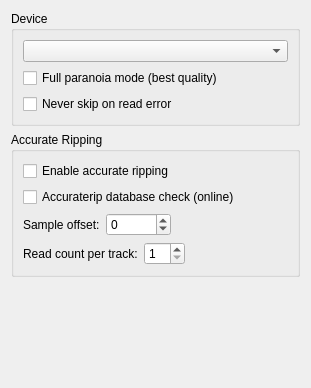
Qt form widgets/devicewidgetUI.ui (KDE/audex) before a commit.
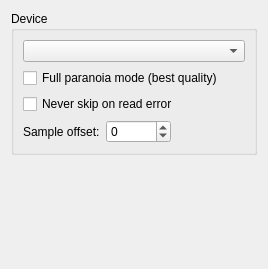
The same form after that commit. Custom widgets are drawn as their Qt base class.

What changed in the file:
```diff
--- a/widgets/devicewidgetUI.ui
+++ b/widgets/devicewidgetUI.ui
@@ -6,14 +6,14 @@
    <rect>
     <x>0</x>
     <y>0</y>
-    <width>311</width>
-    <height>388</height>
+    <width>268</width>
+    <height>269</height>
    </rect>
   </property>
   <property name="windowTitle">
    <string>Form</string>
   </property>
-  <layout class="QGridLayout" name="gridLayout_3">
+  <layout class="QGridLayout" name="gridLayout_2">
    <item row="0" column="0">
     <widget class="QGroupBox" name="groupBox_2">
      <property name="title">
@@ -41,30 +41,7 @@
         </property>
        </widget>
       </item>
-     </layout>
-    </widget>
-   </item>
-   <item row="1" column="0">
-    <widget class="QGroupBox" name="groupBox">
-     <property name="title">
-      <string>Accurate Ripping</string>
-     </property>
-     <layout class="QGridLayout" name="gridLayout_2">
-      <item row="0" column="0">
-       <widget class="QCheckBox" name="kcfg_accurateRip">
-        <property name="text">
-         <string>Enable accurate ripping</string>
-        </property>
-       </widget>
-      </item>
-      <item row="1" column="0">
-       <widget class="QCheckBox" name="kcfg_accurateRipDatabaseCheck">
-        <property name="text">
-         <string>Accuraterip database check (online)</string>
-        </property>
-       </widget>
-      </item>
-      <item row="2" column="0">
+      <item row="3" column="0">
        <layout class="QHBoxLayout" name="horizontalLayout">
         <item>
          <widget class="QLabel" name="label">
@@ -98,44 +75,10 @@
         </item>
        </layout>
       </item>
-      <item row="3" column="0">
-       <layout class="QHBoxLayout" name="horizontalLayout_2">
-        <item>
-         <widget class="QLabel" name="label_2">
-          <property name="text">
-           <string>Read count per track:</string>
-          </property>
-         </widget>
-        </item>
-        <item>
-         <widget class="KIntSpinBox" name="kcfg_accurateRipReadCount">
-          <property name="minimum">
-           <number>1</number>
-          </property>
-          <property name="maximum">
-           <number>20</number>
-          </property>
-         </widget>
-        </item>
-        <item>
-         <spacer name="horizontalSpacer_2">
-          <property name="orientation">
-           <enum>Qt::Horizontal</enum>
-          </property>
-          <property name="sizeHint" stdset="0">
-           <size>
-            <width>28</width>
-            <height>20</height>
-           </size>
-          </property>
-         </spacer>
-        </item>
-       </layout>
-      </item>
      </layout>
     </widget>
    </item>
-   <item row="2" column="0">
+   <item row="1" column="0">
     <spacer name="verticalSpacer">
      <property name="orientation">
       <enum>Qt::Vertical</enum>
```
